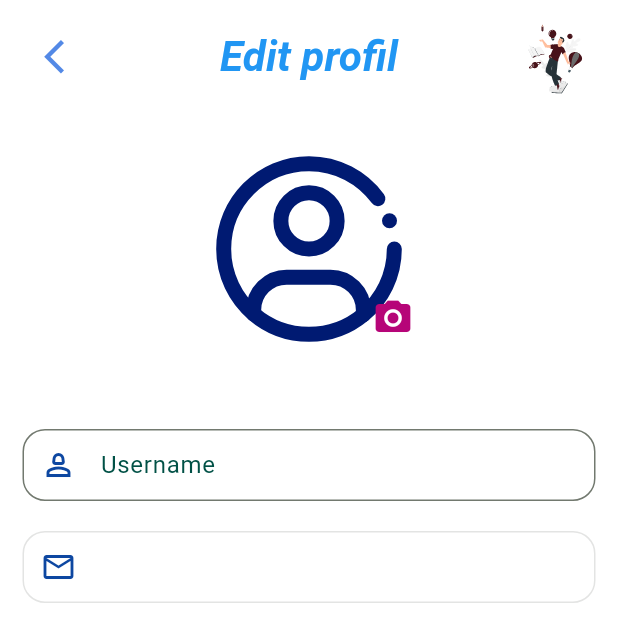
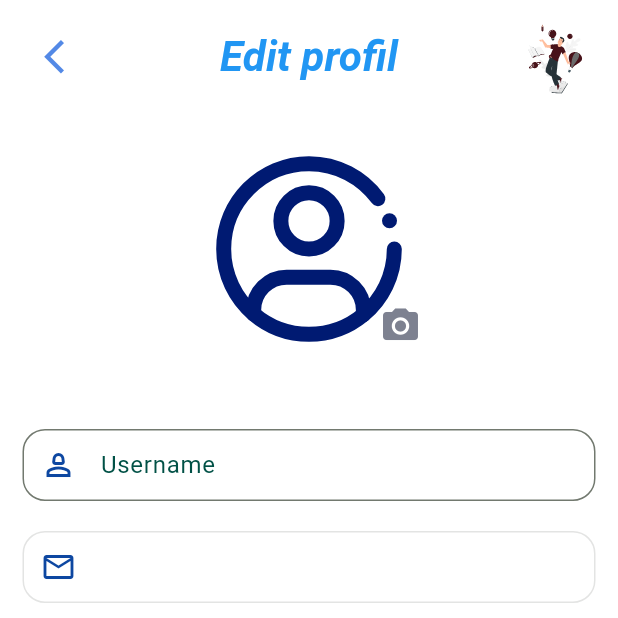
Before and after one commit to ahmedbhyy/supclubs2, a Flutter app: the EditProfil screen opened by its route, on a phone screen of 412 x 824 dp, the top half of it. Run offline on Flutter 3.47's test engine with Material 3 defaults, Android fonts, the phone set to English and light mode, and no system bars; drawn by our look-alikes of animated_text_kit, toggle_switch; our stand-ins replace animate_do, awesome_dialog, cached_network_image, cloud_firestore, curved_labeled_navigation_bar, file_picker and 15 more; missing offline and left inert: flutter_emoji, flutter_facebook_auth; accounts and stored records are empty; network calls fail; Roboto replaces fonts that are missing (Abel, Aladin); project files that could hold a hidden picture were left out.

Commit message:
Please enter the commit message for your changes. Lines starting

```diff
--- a/supclubs/lib/profilscreens/edit_profil.dart
+++ b/supclubs/lib/profilscreens/edit_profil.dart
@@ -66,8 +66,6 @@ class _EditProfilState extends State<EditProfil> {
 
     super.initState();
   }
-
-
 
   void fetchProfileImage() {
     final store = FirebaseStorage.instance.ref();
@@ -304,7 +302,6 @@ class _EditProfilState extends State<EditProfil> {
           'admin': false,
           'clubimage': 'nothing',
           'appvote': 0.0,
-
         }, SetOptions(merge: true));
       }
 
@@ -399,8 +396,8 @@ class _EditProfilState extends State<EditProfil> {
               : Lottie.asset("images/lottie_edit.json", height: 200),
         ),
         Positioned(
-          bottom: 20.0,
-          right: 10.0,
+          bottom: 15.0,
+          right: 5.0,
           child: InkWell(
             onTap: () {
               showModalBottomSheet(
@@ -410,7 +407,7 @@ class _EditProfilState extends State<EditProfil> {
             },
             child: const Icon(
               Icons.camera_alt,
-              color: Color.fromARGB(255, 182, 5, 120),
+              color: Color.fromARGB(255, 125, 129, 144),
               size: 28.0,
             ),
           ),
```
